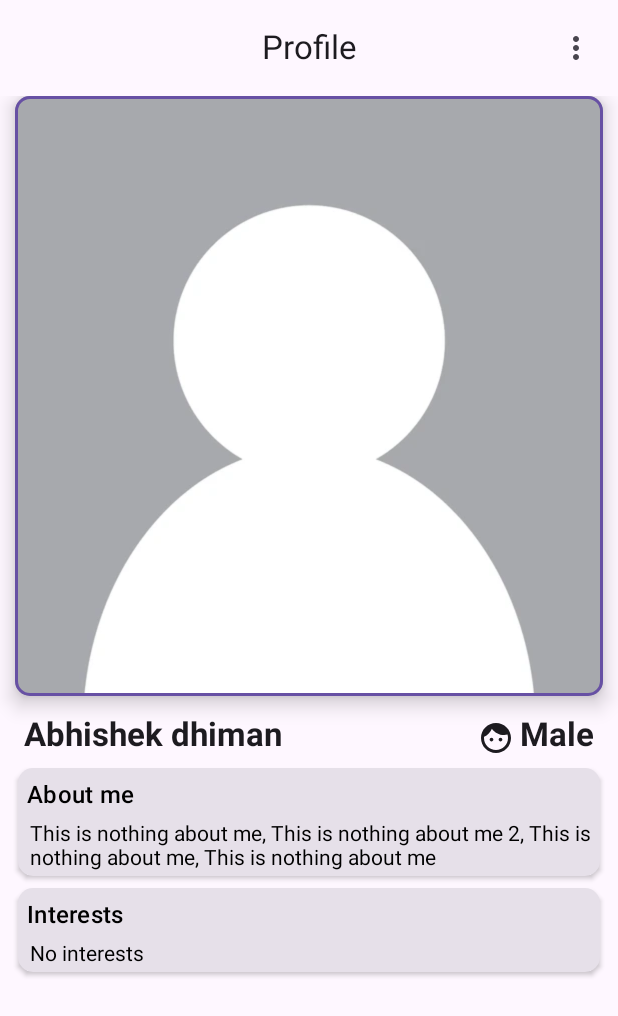
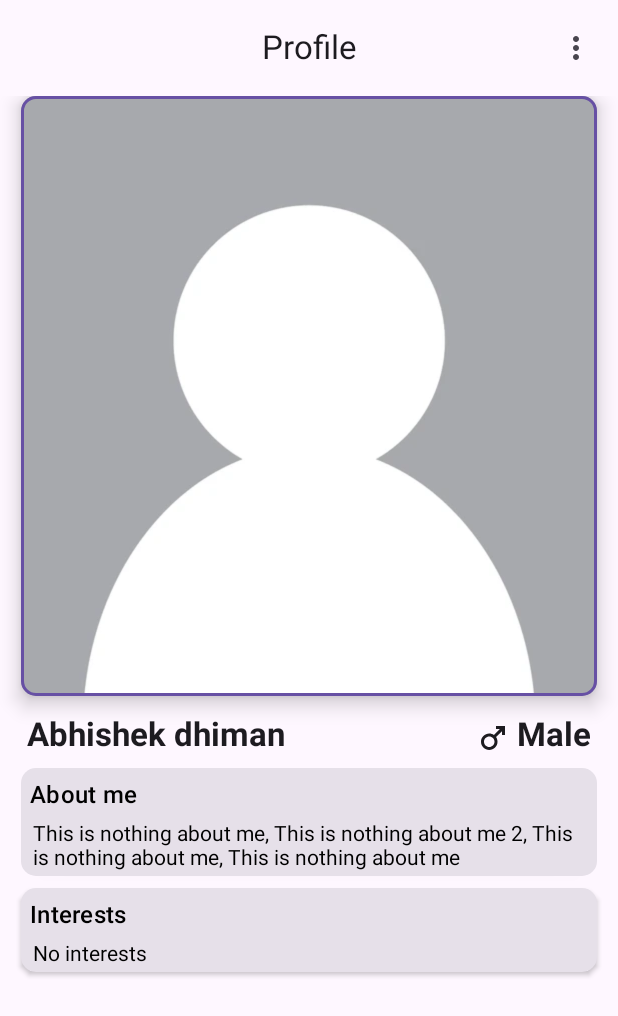
Before and after one commit to Abhidhimann/ChattingApp, an Android app built with Jetpack Compose: the @Preview function ProfileScreenPreview, on a phone screen of 412 x 824 dp. Shown: the top 1016 px of the screen. Run offline under Robolectric (Android 15) with nearby library versions, the phone set to English and light mode, and no system bars; our stand-ins replace constraintlayout-compose; pictures from the network do not load.

Commit message:
profile screen update

```diff
--- a/app/src/main/java/com/example/chattingApp/ui/screens/profilescreen/ProfileScreen.kt
+++ b/app/src/main/java/com/example/chattingApp/ui/screens/profilescreen/ProfileScreen.kt
@@ -1,6 +1,5 @@
 package com.example.chattingApp.ui.screens.profilescreen
 
-import android.Manifest
 import android.os.Build
 import androidx.compose.foundation.BorderStroke
 import androidx.compose.foundation.Image
@@ -22,8 +21,10 @@ import androidx.compose.foundation.shape.RoundedCornerShape
 import androidx.compose.foundation.verticalScroll
 import androidx.compose.material.icons.Icons
 import androidx.compose.material.icons.filled.ArrowBack
-import androidx.compose.material.icons.filled.Face
+import androidx.compose.material.icons.filled.Female
+import androidx.compose.material.icons.filled.Male
 import androidx.compose.material.icons.filled.MoreVert
+import androidx.compose.material.icons.filled.Transgender
 import androidx.compose.material3.Card
 import androidx.compose.material3.CardDefaults
 import androidx.compose.material3.CardElevation
@@ -64,11 +65,11 @@ import androidx.lifecycle.LifecycleEventObserver
 import androidx.navigation.NavController
 import coil.compose.rememberAsyncImagePainter
 import com.example.chattingApp.R
+import com.example.chattingApp.domain.model.UserGender
 import com.example.chattingApp.domain.model.UserProfile
 import com.example.chattingApp.domain.model.tempUserProfile
 import com.example.chattingApp.ui.screens.Screen
 import com.example.chattingApp.ui.util.ToastUtil
-import com.example.chattingApp.ui.util.requestPermission
 import com.example.chattingApp.viewmodels.ProfileScreenViewModel
 
 @Composable
@@ -213,7 +214,7 @@ fun UserProfileMenuActions(onEvent: (ProfileScreenEvent) -> Unit) {
 fun ProfileScreenContent(userProfile: UserProfile?, modifier: Modifier = Modifier) {
     Column(
         modifier = modifier
-            .padding(start = 10.dp, end = 10.dp)
+            .padding(start = 12.dp, end = 12.dp)
             .fillMaxSize()
             .verticalScroll(rememberScrollState()),
         horizontalAlignment = Alignment.CenterHorizontally,
@@ -234,7 +235,8 @@ fun ProfileScreenContent(userProfile: UserProfile?, modifier: Modifier = Modifie
                         height = Dimension.wrapContent
                     }
                     .fillMaxWidth()
-                    .height(400.dp),
+                    .height(400.dp)
+                    .padding(start = 2.dp, end = 2.dp),
                 elevation = CardDefaults.elevatedCardElevation(8.dp),
                 shapes = RoundedCornerShape(10.dp),
                 border = BorderStroke(
@@ -316,7 +318,7 @@ fun ProfileDetails(
                 )
                 Spacer(modifier = Modifier.width(32.dp))
                 Icon(
-                    imageVector = Icons.Default.Face,
+                    imageVector = if (userProfile?.gender == UserGender.MALE) Icons.Filled.Male else if (userProfile?.gender == UserGender.FEMALE) Icons.Filled.Female else Icons.Filled.Transgender,
                     contentDescription = "gender",
                     modifier = Modifier
                         .wrapContentWidth()
```
